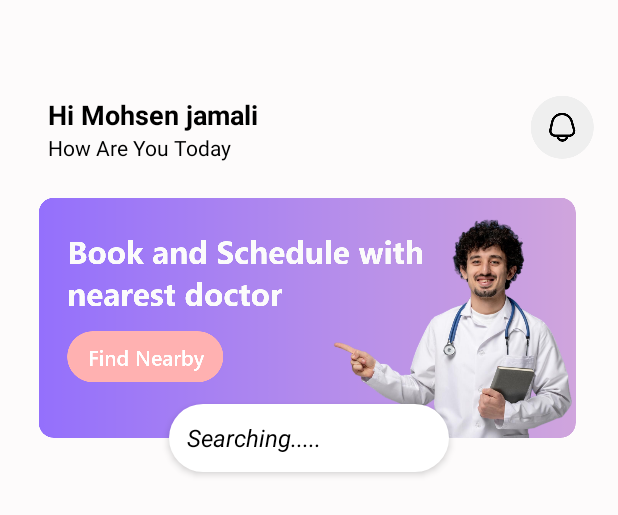
After one commit to ishiniamanda/DocSchedule-App, an Android app built with Jetpack Compose: the layout activity_main.xml on its own in the app's theme, with its tools: preview values and no code run, on a phone screen of 412 x 824 dp. The commit adds this screen. Shown: the top 515 px of the screen. Run offline under Robolectric (Android 15) with nearby library versions, the phone set to English and light mode, and no system bars.

Commit message:
complete the top side of dashboard

```diff
--- a/app/build.gradle.kts
+++ b/app/build.gradle.kts
@@ -19,6 +19,8 @@ android {
         testInstrumentationRunner = "androidx.test.runner.AndroidJUnitRunner"
     }
 
+
+
     buildTypes {
         release {
             isMinifyEnabled = false
@@ -36,8 +38,10 @@ android {
         jvmTarget = "11"
     }
     buildFeatures {
+        viewBinding = true
         compose = true
     }
+
 }
 
 dependencies {
@@ -64,4 +68,5 @@ dependencies {
     debugImplementation(libs.androidx.ui.test.manifest)
     implementation("io.coil-kt:coil-compose:2.7.0")
     implementation("androidx.navigation:navigation-compose:2.9.3")
+
 }
--- a/app/src/main/AndroidManifest.xml
+++ b/app/src/main/AndroidManifest.xml
@@ -1,6 +1,6 @@
 <?xml version="1.0" encoding="utf-8"?>
 <manifest xmlns:android="http://schemas.android.com/apk/res/android"
-    xmlns:tools="http://schemas.android.com/tools">
+    xmlns:tools="http://schemas.android.com/tools" >
 
     <application
         android:allowBackup="true"
@@ -10,19 +10,20 @@
         android:label="@string/app_name"
         android:roundIcon="@mipmap/ic_launcher_round"
         android:supportsRtl="true"
-        android:theme="@style/Theme.DocSchedule">
-
+        android:theme="@style/Theme.DocSchedule" >
+        <activity
+            android:name=".feature.intro.BaseActivity"
+            android:exported="false" />
         <!-- Intro Screen should be the first screen -->
         <activity
             android:name=".feature.intro.IntroActivity"
-            android:exported="true">
+            android:exported="true" >
             <intent-filter>
-                <action android:name="android.intent.action.MAIN"/>
-                <category android:name="android.intent.category.LAUNCHER"/>
+                <action android:name="android.intent.action.MAIN" />
+
+                <category android:name="android.intent.category.LAUNCHER" />
             </intent-filter>
-        </activity>
-
-        <!-- MainActivity is still available but NOT launcher -->
+        </activity> <!-- MainActivity is still available but NOT launcher -->
         <activity
             android:name=".MainActivity"
             android:exported="false" />
--- /dev/null
+++ b/app/src/main/java/com/nibm/docschedule/feature/intro/BaseActivity.kt
@@ -0,0 +1,21 @@
+package com.nibm.docschedule.feature.intro
+
+import android.os.Bundle
+import android.view.WindowManager
+import androidx.activity.enableEdgeToEdge
+import androidx.appcompat.app.AppCompatActivity
+import androidx.core.view.ViewCompat
+import androidx.core.view.WindowInsetsCompat
+import com.nibm.docschedule.R
+
+open class BaseActivity : AppCompatActivity() {
+    override fun onCreate(savedInstanceState: Bundle?) {
+        super.onCreate(savedInstanceState)
+
+        window.setFlags(
+            WindowManager.LayoutParams.FLAG_LAYOUT_NO_LIMITS,
+            WindowManager.LayoutParams.FLAG_LAYOUT_NO_LIMITS
+        )
+
+    }
+}
--- a/app/src/main/java/com/nibm/docschedule/feature/intro/IntroActivity.kt
+++ b/app/src/main/java/com/nibm/docschedule/feature/intro/IntroActivity.kt
@@ -2,20 +2,23 @@ package com.nibm.docschedule.feature.intro
 
 import android.content.Intent
 import android.os.Bundle
-import android.widget.LinearLayout
 import androidx.appcompat.app.AppCompatActivity
 import com.nibm.docschedule.MainActivity
 import com.nibm.docschedule.R
+import com.nibm.docschedule.databinding.ActivityIntroBinding
 
-class IntroActivity : AppCompatActivity() {
+class IntroActivity : BaseActivity() {
+
+    private lateinit var binding: ActivityIntroBinding
+
     override fun onCreate(savedInstanceState: Bundle?) {
         super.onCreate(savedInstanceState)
-        setContentView(R.layout.activity_intro)
+        binding = ActivityIntroBinding.inflate(layoutInflater)
+        setContentView(binding.root)
 
-        val startButton = findViewById<LinearLayout>(R.id.get_started_btn)
-        startButton?.setOnClickListener {
-            startActivity(Intent(this, MainActivity::class.java))
-            finish()
+        binding.getStartedBtn.setOnClickListener {
+            startActivity(Intent(this@IntroActivity, MainActivity::class.java))
+            finish() // Optional: prevent going back to intro
         }
     }
 }
--- /dev/null
+++ b/app/src/main/res/drawable/white_bg.xml
@@ -0,0 +1,11 @@
+<?xml version="1.0" encoding="utf-8"?>
+<selector xmlns:android="http://schemas.android.com/apk/res/android">
+    <item>
+        <shape android:shape="rectangle">
+            <solid android:color="@color/white"/>
+            <corners android:radius="100dp"/>
+
+        </shape>
+    </item>
+
+</selector>
--- /dev/null
+++ b/app/src/main/res/layout/activity_base.xml
@@ -0,0 +1,11 @@
+<?xml version="1.0" encoding="utf-8"?>
+<androidx.constraintlayout.widget.ConstraintLayout
+    xmlns:android="http://schemas.android.com/apk/res/android"
+    xmlns:tools="http://schemas.android.com/tools"
+    xmlns:app="http://schemas.android.com/apk/res-auto"
+    android:id="@+id/main"
+    android:layout_width="match_parent"
+    android:layout_height="match_parent"
+    tools:context=".feature.intro.BaseActivity">
+
+  </androidx.constraintlayout.widget.ConstraintLayout>
--- /dev/null
+++ b/app/src/main/res/layout/activity_main.xml
@@ -0,0 +1,102 @@
+<?xml version="1.0" encoding="utf-8"?>
+<androidx.constraintlayout.widget.ConstraintLayout xmlns:android="http://schemas.android.com/apk/res/android"
+    xmlns:app="http://schemas.android.com/apk/res-auto"
+    xmlns:tools="http://schemas.android.com/tools"
+    android:layout_width="match_parent"
+    android:layout_height="match_parent"
+    android:fitsSystemWindows="true"
+    tools:context=".MainActivity"
+    android:background="@color/white">
+
+    <ScrollView
+        android:layout_width="match_parent"
+        android:layout_height="match_parent"
+        android:background="#FDFBFB">
+
+        <LinearLayout
+            android:layout_width="match_parent"
+            android:layout_height="wrap_content"
+            android:orientation="vertical">
+
+            <LinearLayout
+                android:layout_width="match_parent"
+                android:layout_height="match_parent"
+                android:layout_marginStart="16dp"
+                android:layout_marginTop="48dp"
+                android:layout_marginEnd="16dp"
+                android:orientation="horizontal">
+
+                <LinearLayout
+                    android:layout_width="292dp"
+                    android:layout_height="wrap_content"
+                    android:layout_marginStart="16dp"
+                    android:layout_marginTop="16dp"
+                    android:layout_marginEnd="16dp"
+                    android:layout_weight="1"
+                    android:orientation="vertical">
+
+                    <TextView
+                        android:id="@+id/textView2"
+                        android:layout_width="match_parent"
+                        android:layout_height="wrap_content"
+                        android:text="Hi Mohsen jamali"
+                        android:textColor="@color/black"
+                        android:textSize="18sp"
+                        android:textStyle="bold" />
+
+                    <TextView
+                        android:id="@+id/textView"
+                        android:layout_width="match_parent"
+                        android:layout_height="wrap_content"
+                        android:text="How Are You Today"
+                        android:textColor="@color/black" />
+                </LinearLayout>
+
+                <ImageView
+                    android:id="@+id/imageView"
+                    android:layout_width="42dp"
+                    android:layout_height="42dp"
+                    android:layout_marginTop="16dp"
+                    app:srcCompat="@drawable/bell_icon" />
+            </LinearLayout>
+
+            <androidx.constraintlayout.widget.ConstraintLayout
+                android:layout_width="match_parent"
+                android:layout_marginTop="24dp"
+                android:layout_height="match_parent">
+
+                <ImageView
+                    android:id="@+id/imageView2"
+                    android:layout_width="wrap_content"
+                    android:layout_height="wrap_content"
+                    android:layout_marginBottom="32dp"
+                    app:layout_constraintBottom_toBottomOf="parent"
+                    app:layout_constraintEnd_toEndOf="parent"
+                    app:layout_constraintStart_toStartOf="parent"
+                    app:layout_constraintTop_toTopOf="parent"
+                    app:srcCompat="@drawable/banner" />
+
+                <EditText
+                    android:id="@+id/editTextText"
+                    android:layout_width="wrap_content"
+                    android:layout_height="45dp"
+                    android:layout_marginStart="32dp"
+                    android:layout_marginEnd="32dp"
+                    android:background="@drawable/white_bg"
+                    android:ems="10"
+                    android:inputType="text"
+                    android:hint="Searching....."
+                    android:textColor="@color/black"
+                    android:textColorHint="@color/black"
+                    android:padding="12dp"
+                    android:textSize="16sp"
+                    android:elevation="3dp"
+                    android:textStyle="italic"
+                    app:layout_constraintBottom_toBottomOf="@+id/imageView2"
+                    app:layout_constraintEnd_toEndOf="@+id/imageView2"
+                    app:layout_constraintStart_toStartOf="@+id/imageView2"
+                    app:layout_constraintTop_toBottomOf="@+id/imageView2" />
+            </androidx.constraintlayout.widget.ConstraintLayout>
+        </LinearLayout>
+    </ScrollView>
+</androidx.constraintlayout.widget.ConstraintLayout>
```
